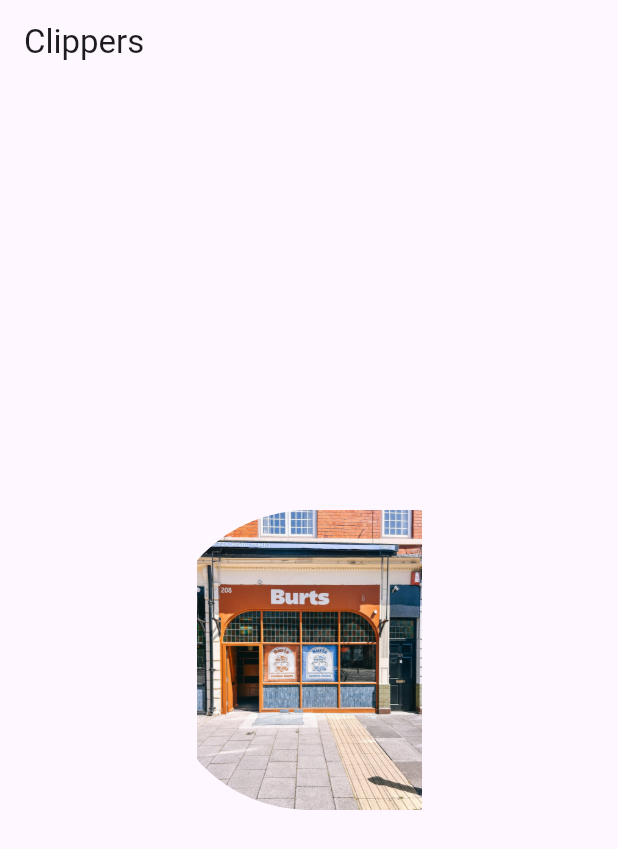
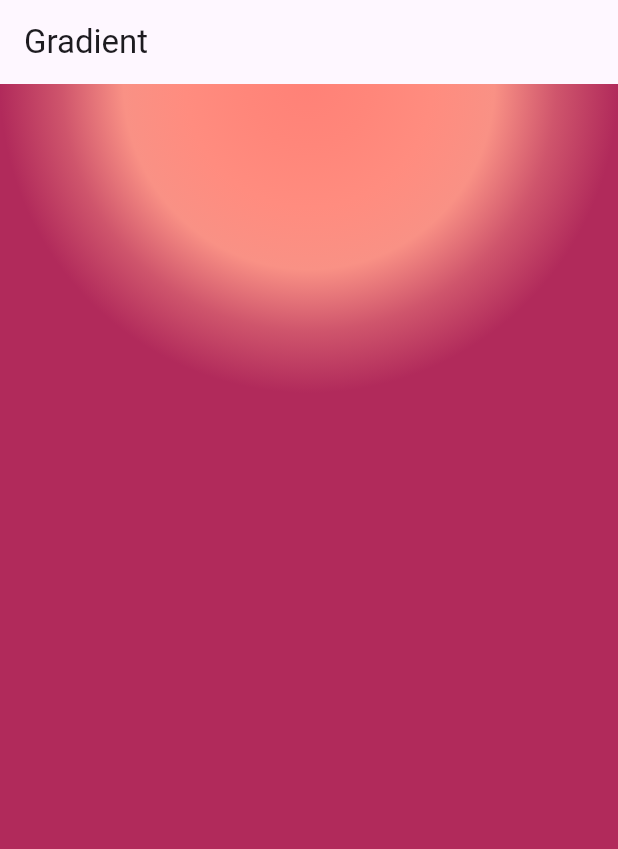
Before and after one commit to KhadeejaArshad/FlutterPractice, a Flutter app: the screen it shows after launch, on a phone screen of 412 x 824 dp. Shown: the top 849 px of the screen. Run offline on Flutter 3.47's test engine with Material 3 defaults, Android fonts, the phone set to English and light mode, and no system bars; our stand-ins replace font_awesome_flutter.

Commit message:
Gradient Done

```diff
--- a/lib/Course1/main.dart
+++ b/lib/Course1/main.dart
@@ -6,6 +6,7 @@ import 'package:flutter/material.dart';
 import 'package:font_awesome_flutter/font_awesome_flutter.dart';
 import 'package:untitled/Course2/pages/3DList.dart';
 import 'package:untitled/Course2/pages/Clippers.dart';
+import 'package:untitled/Course2/pages/Gradient.dart';
 import 'package:untitled/Course2/pages/animated.dart';
 import 'package:untitled/Course2/pages/homepage.dart';
 import 'package:untitled/Course2/pages/range.dart';
@@ -25,7 +26,8 @@ void main() {
       // home: SplashScreen(),
       // home: Range(),
       // home: ListView3D(),
-      home: Clippers(),
+      // home: Clippers(),
+      home: GradientPage(),
     ),
   );
 }
--- /dev/null
+++ b/lib/Course2/pages/Gradient.dart
@@ -0,0 +1,39 @@
+import 'package:flutter/material.dart';
+
+class GradientPage extends StatelessWidget {
+  const GradientPage({super.key});
+
+  @override
+  Widget build(BuildContext context) {
+    return Scaffold(
+      appBar: AppBar(title: Text('Gradient')),
+      body: Container(
+        decoration: BoxDecoration(
+          // gradient: LinearGradient(
+          //   colors: [
+          //     Color(0xffff8177),
+          //     Color(0xffff867a),
+          //     Color(0xffff8c7f),
+          //     Color(0xfff99185),
+          //     Color(0Xffcf556c),
+          //     Color(0Xffb12a5b),
+          //   ],
+          //   begin: FractionalOffset(1.0, 0.0),
+          //   end: FractionalOffset(0.0, 1.0),
+          // ),
+          gradient: RadialGradient(
+            colors: [
+              Color(0xffff8177),
+              Color(0xffff867a),
+              Color(0xffff8c7f),
+              Color(0xfff99185),
+              Color(0Xffcf556c),
+              Color(0Xffb12a5b),
+            ],
+            center: Alignment.topCenter,
+          ),
+        ),
+      ),
+    );
+  }
+}
```
